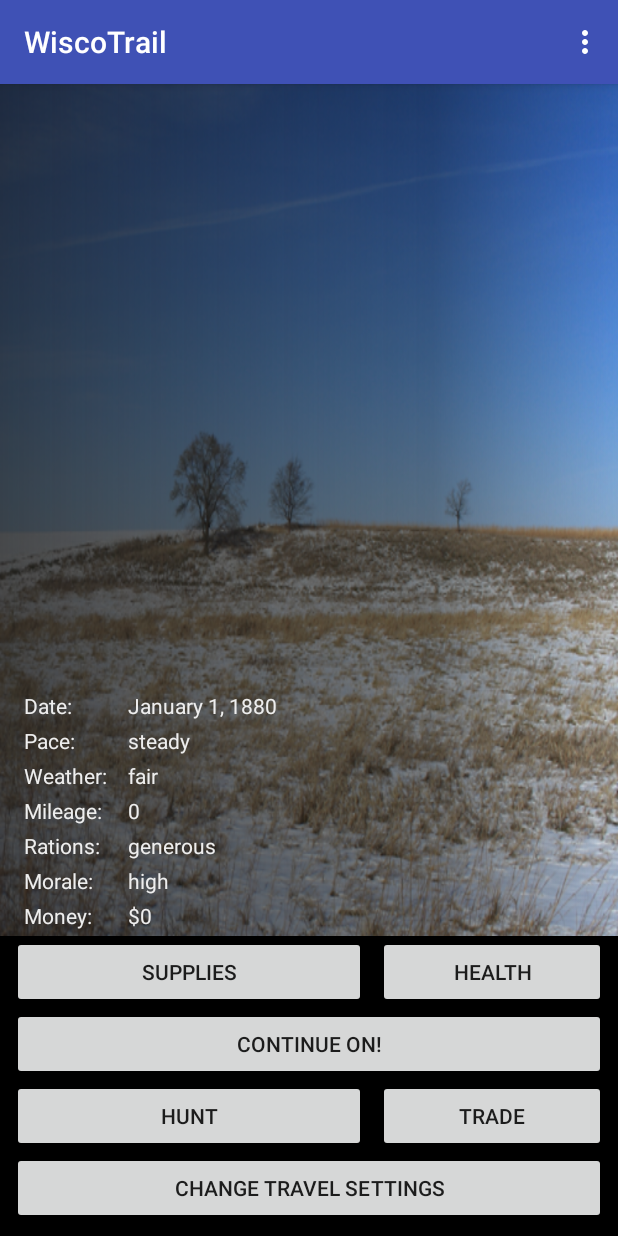
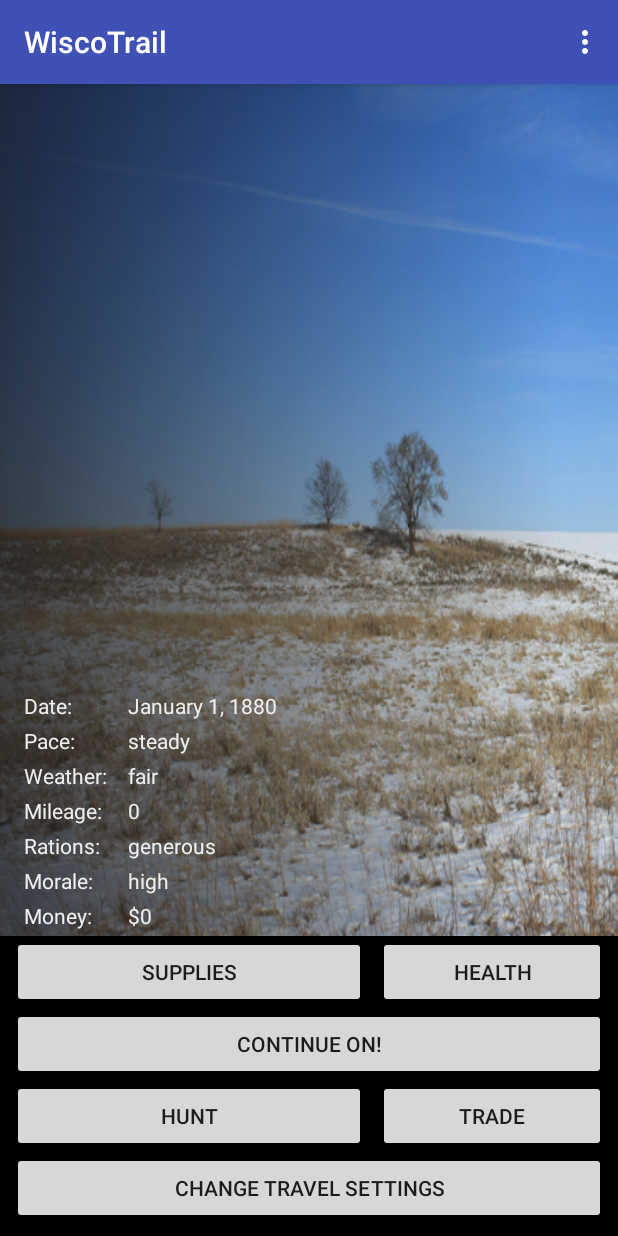
Before and after one commit to jjhaefner/WiscoTrail, an Android app: the MainScreen screen opened directly, with no data from a screen before it, on a phone screen of 412 x 824 dp. Run offline under Robolectric (Android 15) with nearby library versions, the phone set to English and light mode, and no system bars.

Commit message:
Flipped some photos and improved the gradient somewhat

```diff
--- a/app/src/main/res/drawable/gradient.xml
+++ b/app/src/main/res/drawable/gradient.xml
@@ -5,9 +5,9 @@
     android:angle="180"
     android:endColor="#b9131212"
     android:startColor="#00000000"
-    android:centerColor="#67000000"
+    android:centerColor="#00000000"
     android:type="linear"
-    android:centerX=".3"/>
+    android:centerX=".1"/>
 
     <corners android:radius="0dp" />
 
--- a/app/src/main/res/layout/activity_main_screen.xml
+++ b/app/src/main/res/layout/activity_main_screen.xml
@@ -19,7 +19,7 @@
         app:layout_constraintBottom_toTopOf="@+id/viewSuppliesBtn"
         android:cropToPadding="false"
         app:srcCompat="@drawable/gradient"
-        android:scaleType="centerCrop"
+        android:scaleType="fitCenter"
         app:layout_constraintHorizontal_bias="1.0"
         app:layout_constraintVertical_bias="0.0" />
 
```
Also changed, not shown: app/src/main/res/drawable/blizzard.png, app/src/main/res/drawable/clouds.png, app/src/main/res/drawable/snowing.png, app/src/main/res/drawable/storm.png, app/src/main/res/drawable/winter_sunny.png.
